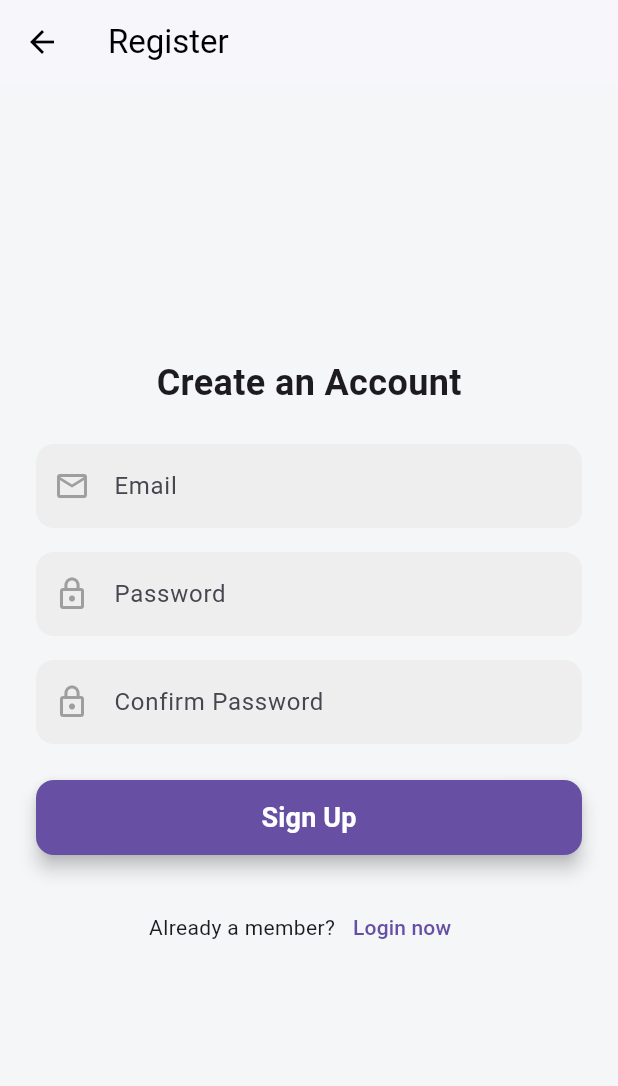
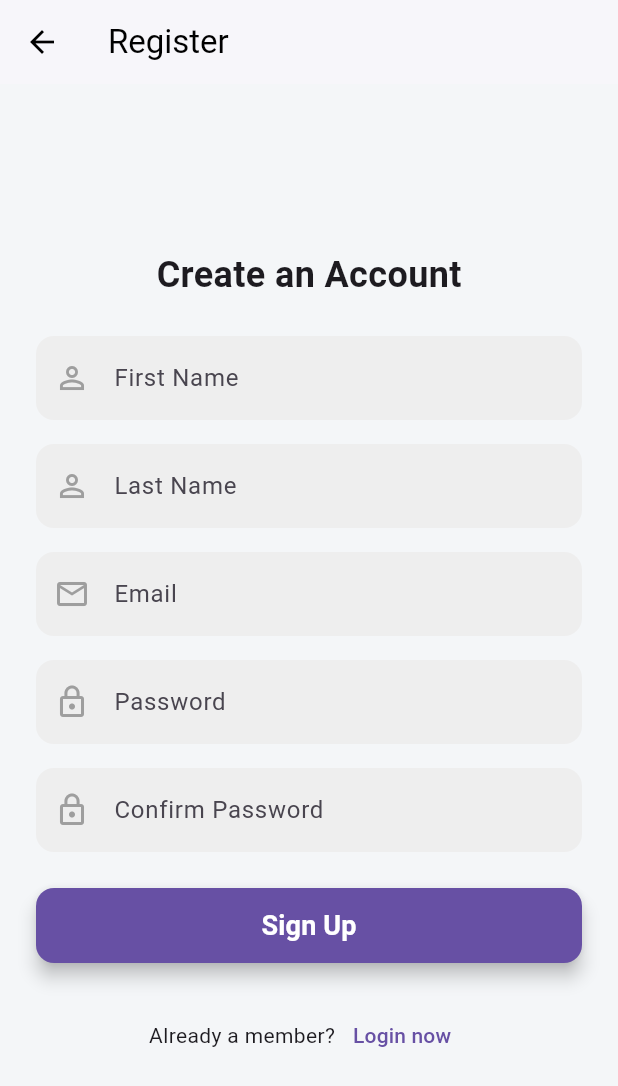
Before and after one commit to AkilaShashimantha/ceylontix-app, a Flutter app: the UserSignUpScreen screen opened directly with empty values, on a phone screen of 412 x 824 dp. Shown: the top 1086 px of the screen. Run offline on Flutter 3.47's test engine with Material 3 defaults, Android fonts, the phone set to English and light mode, and no system bars; our stand-ins replace cloud_firestore, firebase_auth, firebase_core, google_sign_in, qr_flutter; missing offline and left inert: dart:html, payhere_mobilesdk_flutter; accounts and stored records are empty; network calls fail.

Commit message:
user profile update

```diff
--- a/lib/src/presentation/screens/user/event_detail_screen.dart
+++ b/lib/src/presentation/screens/user/event_detail_screen.dart
@@ -125,8 +125,8 @@ class _EventDetailScreenState extends State<EventDetailScreen> {
         'amount': amountStr,
         'currency': currency,
         'hash': hash,
-        'first_name': currentUser.displayName?.split(' ').first ?? 'John',
-        'last_name': currentUser.displayName?.split(' ').last ?? 'Doe',
+        'first_name': (currentUser.displayName ?? 'John Doe').trim().split(' ').first,
+        'last_name': (currentUser.displayName ?? 'John Doe').trim().split(' ').length > 1 ? (currentUser.displayName ?? 'John Doe').trim().split(' ').sublist(1).join(' ') : 'Doe',
         'email': currentUser.email ?? '',
         'phone': '0771234567',
         'address': 'No. 1, Galle Road',
--- a/lib/src/presentation/screens/user/profile_screen.dart
+++ b/lib/src/presentation/screens/user/profile_screen.dart
@@ -67,7 +67,7 @@ class _ProfileScreenState extends State<ProfileScreen> {
                       : null,
                 ),
                 const SizedBox(height: 16),
-                Text(user.displayName ?? 'Welcome!',
+                Text('Welcome, ${user.displayName ?? 'Guest'}!',
                     style: const TextStyle(
                         fontSize: 22, fontWeight: FontWeight.bold)),
                 const SizedBox(height: 8),
@@ -128,8 +128,8 @@ class _ProfileScreenState extends State<ProfileScreen> {
           Padding(
             padding: const EdgeInsets.all(16.0),
             child: ElevatedButton.icon(
-              icon: const Icon(Icons.logout),
-              label: const Text('Sign Out'),
+              icon: const Icon(Icons.logout,color:Color.fromARGB(255, 255, 255, 255)),
+              label:  Text('Sign Out', style: TextStyle(color: const Color.fromARGB(255, 255, 255, 255)),),
               onPressed: () async {
                 await _authRepository.signOut();
               },
--- a/lib/src/presentation/screens/user/ticket_view_screen.dart
+++ b/lib/src/presentation/screens/user/ticket_view_screen.dart
@@ -1,4 +1,5 @@
 import 'package:flutter/material.dart';
+import 'dart:math' as math;
 import 'package:qr_flutter/qr_flutter.dart';
 import '../../../domain/entities/booking.dart';
 
@@ -67,7 +68,7 @@ class TicketViewScreen extends StatelessWidget {
                     QrImageView(
                       data: bookingId, // The unique booking ID is the QR data
                       version: QrVersions.auto,
-                      size: screenSize.width * 0.5,
+                      size: math.min(screenSize.height * 0.5, screenSize.width * 0.8),
                       gapless: false,
                     ),
                     const SizedBox(height: 12),
--- a/lib/src/presentation/screens/user/user_signup_screen.dart
+++ b/lib/src/presentation/screens/user/user_signup_screen.dart
@@ -12,6 +12,8 @@ class UserSignUpScreen extends StatefulWidget {
 }
 
 class _UserSignUpScreenState extends State<UserSignUpScreen> {
+    final _firstNameController = TextEditingController();
+    final _lastNameController = TextEditingController();
     final _emailController = TextEditingController();
     final _passwordController = TextEditingController();
     final _confirmPasswordController = TextEditingController();
@@ -28,10 +30,15 @@ class _UserSignUpScreenState extends State<UserSignUpScreen> {
 
       setState(() => _isLoading = true);
       try {
-    await _authRepository.signUpWithEmailAndPassword(
+        final cred = await _authRepository.signUpWithEmailAndPassword(
           email: _emailController.text.trim(),
           password: _passwordController.text.trim(),
         );
+        final user = cred.user;
+        final displayName = '${_firstNameController.text.trim()} ${_lastNameController.text.trim()}'.trim();
+        if (user != null && displayName.isNotEmpty) {
+          await user.updateDisplayName(displayName);
+        }
         if (!mounted) return;
         Navigator.of(context).pop(); // Go back on success
       } catch (e) {
@@ -58,6 +65,18 @@ class _UserSignUpScreenState extends State<UserSignUpScreen> {
     children: [
     const Text('Create an Account', style: TextStyle(fontSize: 24, fontWeight: FontWeight.bold)),
     const SizedBox(height: 24),
+    CustomTextField(
+      controller: _firstNameController,
+      hintText: 'First Name',
+      prefixIcon: Icons.person_outline,
+    ),
+    const SizedBox(height: 16),
+    CustomTextField(
+      controller: _lastNameController,
+      hintText: 'Last Name',
+      prefixIcon: Icons.person_outline,
+    ),
+    const SizedBox(height: 16),
     CustomTextField(
       controller: _emailController,
       hintText: 'Email',
```
Also changed, not shown: lib/src/data/repositories/auth_repository.dart (+17 -2 lines). Lines whose indentation alone changed are shown as unchanged.
